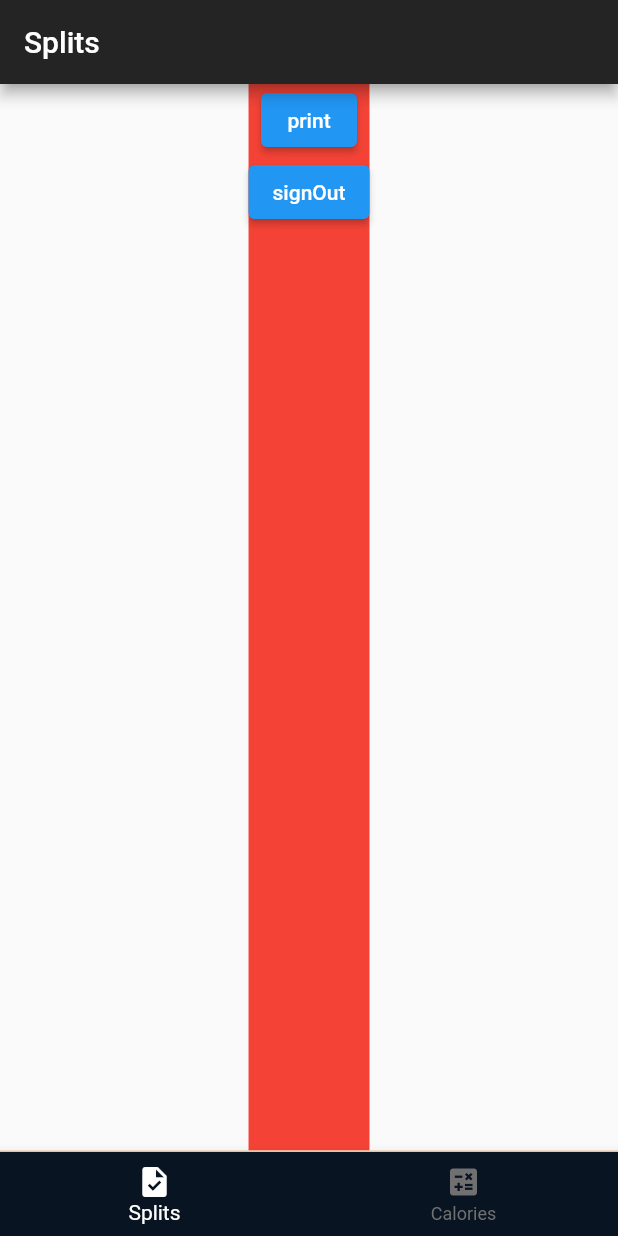
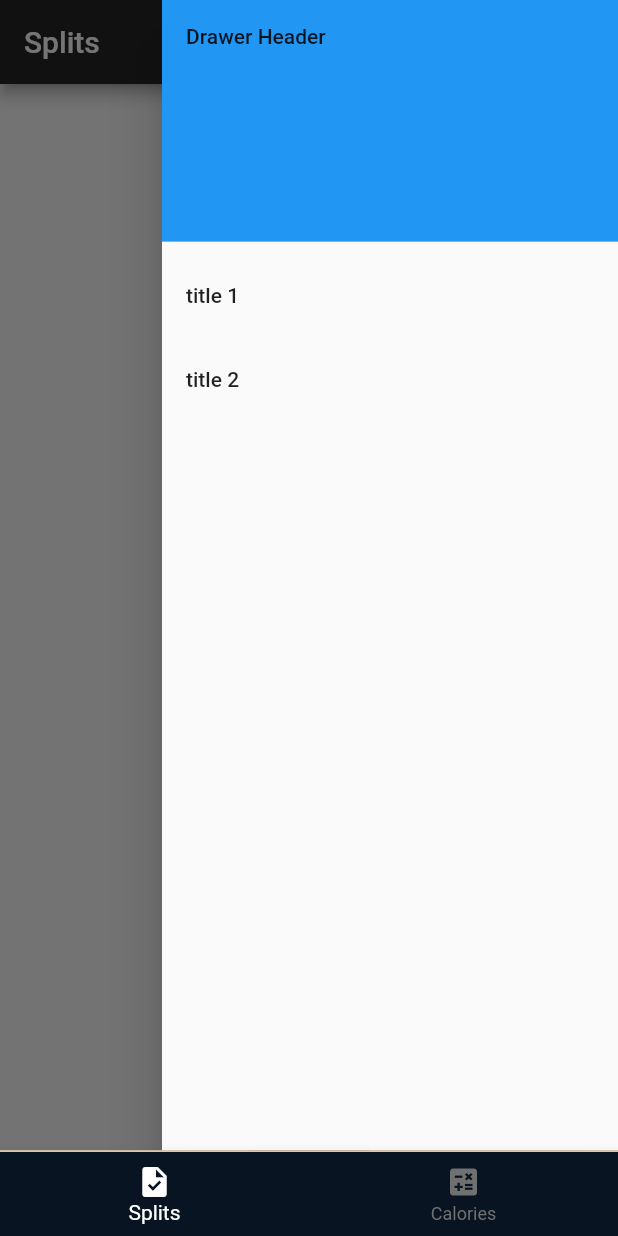
Before and after one commit to xKusabimaru/progressive-overload, a Flutter app: the MainView screen opened directly, with the side drawer open (before the commit the screen has no drawer), on a phone screen of 412 x 824 dp. Run offline on Flutter 3.47's test engine with Material 2 defaults, Android fonts, the phone set to English and light mode, and no system bars; our stand-ins replace shared_preferences, supabase, supabase_flutter; accounts and stored records are empty.

Commit message:
basic drawer class

```diff
--- a/lib/views/calories_view.dart
+++ b/lib/views/calories_view.dart
@@ -3,6 +3,7 @@
 import 'package:flutter/material.dart';
 import 'package:flutter/rendering.dart';
 import 'package:progressive_overload/constents.dart';
+import 'package:progressive_overload/views/main_drawer.dart';
 
 class CaloriesView extends StatefulWidget {
   const CaloriesView({Key? key}) : super(key: key);
@@ -53,6 +54,7 @@ class _CaloriesViewState extends State<CaloriesView> {
     return MaterialApp(
         home: Scaffold(
       appBar: appBar,
+      endDrawer: const MainDrawer(),
       body: Center(
         child: Container(
           color: Color(backGroundColor),
--- /dev/null
+++ b/lib/views/main_drawer.dart
@@ -0,0 +1,36 @@
+import 'package:flutter/material.dart';
+
+class MainDrawer extends StatelessWidget {
+  const MainDrawer({Key? key}) : super(key: key);
+
+  @override
+  Widget build(BuildContext context) {
+    return Drawer(
+      child: ListView(
+        padding: EdgeInsets.zero,
+        children: [
+          const DrawerHeader(
+            decoration: BoxDecoration(
+              color: Colors.blue,
+            ),
+            child: Text('Drawer Header'),
+          ),
+          ListTile(
+            title: const Text("title 1"),
+            onTap: () {
+              print("t1");
+              Navigator.pop(context);
+            },
+          ),
+          ListTile(
+            title: const Text("title 2"),
+            onTap: () {
+              print("t2");
+              Navigator.pop(context);
+            },
+          ),
+        ],
+      ),
+    );
+  }
+}
--- a/lib/views/splits_view.dart
+++ b/lib/views/splits_view.dart
@@ -1,6 +1,7 @@
 import 'package:flutter/material.dart';
 import 'package:progressive_overload/services/auth_service.dart';
 import 'package:progressive_overload/services/data_service.dart';
+import 'package:progressive_overload/views/main_drawer.dart';
 import 'package:progressive_overload/wrapper.dart';
 
 class SplitsView extends StatelessWidget {
@@ -15,6 +16,7 @@ class SplitsView extends StatelessWidget {
           backgroundColor: const Color(0xff242424),
           shadowColor: const Color(0xff0F0F0F),
         ),
+        endDrawer: const MainDrawer(),
         body: Center(
           child: Container(
               color: Colors.red,
```
